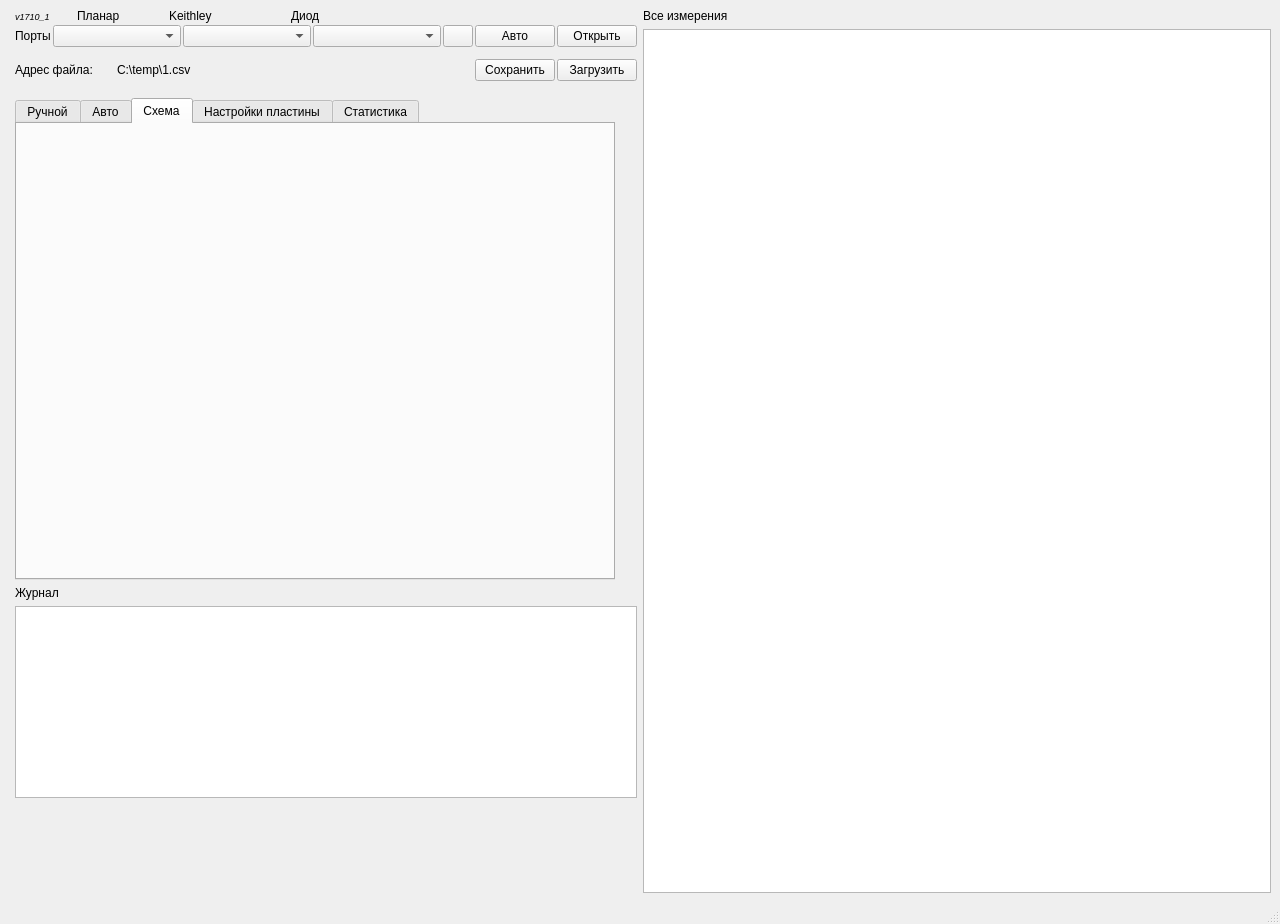
Before: the Qt Designer form mainwindow.ui in NatiBampo/ZondCOM, drawn with Qt 5.
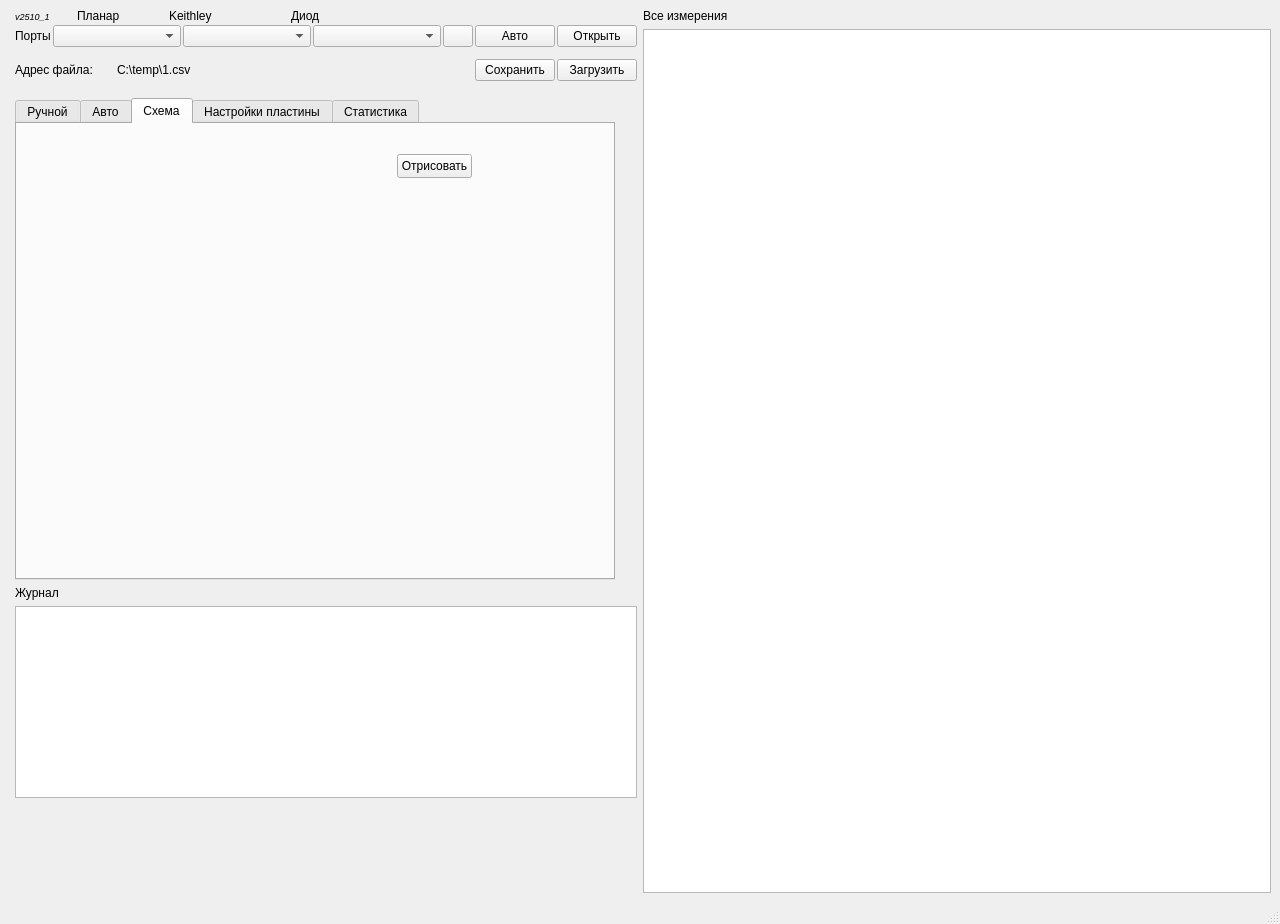
After: the same form once the commit is applied. The open tabs and pages were chosen to show the change. Icons and pictures are not drawn.

Commit message: white scheme

```diff
--- a/mainwindow.ui
+++ b/mainwindow.ui
@@ -135,7 +135,7 @@
              </font>
             </property>
             <property name="text">
-             <string>v1710_1</string>
+             <string>v2510_1</string>
             </property>
            </widget>
           </item>
@@ -1506,6 +1506,19 @@
          <attribute name="title">
           <string>Схема</string>
          </attribute>
+         <widget class="QPushButton" name="schemePushButton">
+          <property name="geometry">
+           <rect>
+            <x>380</x>
+            <y>30</y>
+            <width>75</width>
+            <height>24</height>
+           </rect>
+          </property>
+          <property name="text">
+           <string>Отрисовать</string>
+          </property>
+         </widget>
         </widget>
         <widget class="QWidget" name="tab_3">
          <property name="focusPolicy">
```
Left out of the diff: 4 changed lines with no effect on the pictures. The commit also changes 51 other files.
